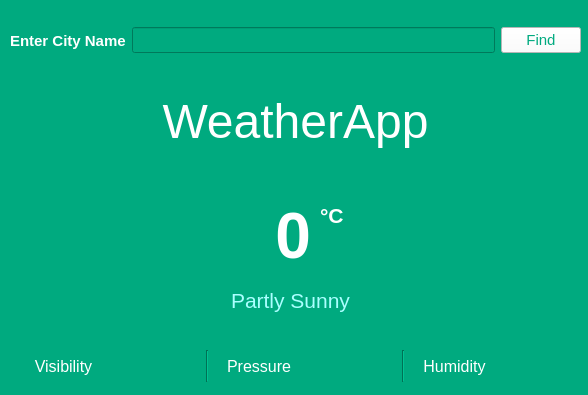
First picture: the form in widget.ui, repository shwetalsoni/WeatherApp, before the edit; both pictures show x 0 to 588 and y 0 to 395 of the 588 by 751 pixel window.
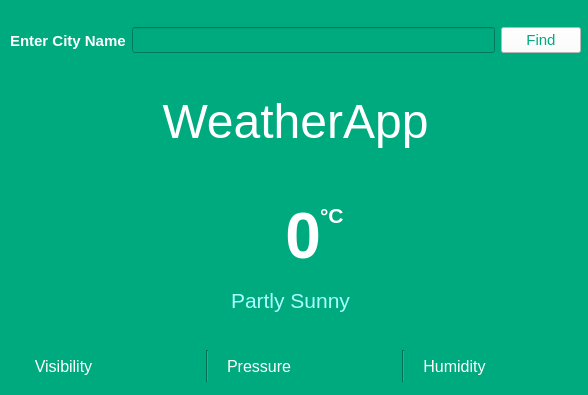
Second picture: the form after the edit. Icons and pictures are not drawn.

The edit to the form file:
```diff
--- a/widget.ui
+++ b/widget.ui
@@ -36,9 +36,9 @@
   <widget class="QLabel" name="temperature">
    <property name="geometry">
     <rect>
-     <x>260</x>
+     <x>220</x>
      <y>200</y>
-     <width>51</width>
+     <width>101</width>
      <height>71</height>
     </rect>
    </property>
```
